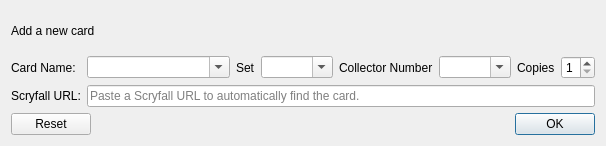
The window that mtg_proxy_printer/resources/ui/add_card_widget.ui (luziferius/MTGProxyPrinter) describes before a commit, drawn with Qt 5.
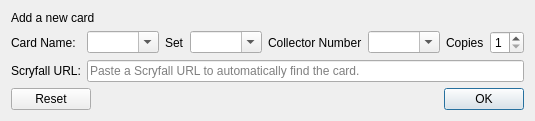
The same window after the commit.

Commit message:
AddCardWidget: Implemented the Reset button logic.
FossilOrigin-Name: 0d8aeffd577923d75bb5f82784c5a5f3d538db179556cc0a01a23a2de8984e36

The edit to the form file:
```diff
--- a/mtg_proxy_printer/resources/ui/add_card_widget.ui
+++ b/mtg_proxy_printer/resources/ui/add_card_widget.ui
@@ -2,14 +2,6 @@
 <ui version="4.0">
  <class>AddCardWidget</class>
  <widget class="QWidget" name="AddCardWidget">
-  <property name="geometry">
-   <rect>
-    <x>0</x>
-    <y>0</y>
-    <width>606</width>
-    <height>146</height>
-   </rect>
-  </property>
   <layout class="QGridLayout" name="gridLayout">
    <item row="2" column="1" colspan="7">
     <widget class="QLineEdit" name="scryfall_url_input">
```
Left out of the diff: 2 changed lines with no effect on the pictures. The commit also changes 1 other file.
